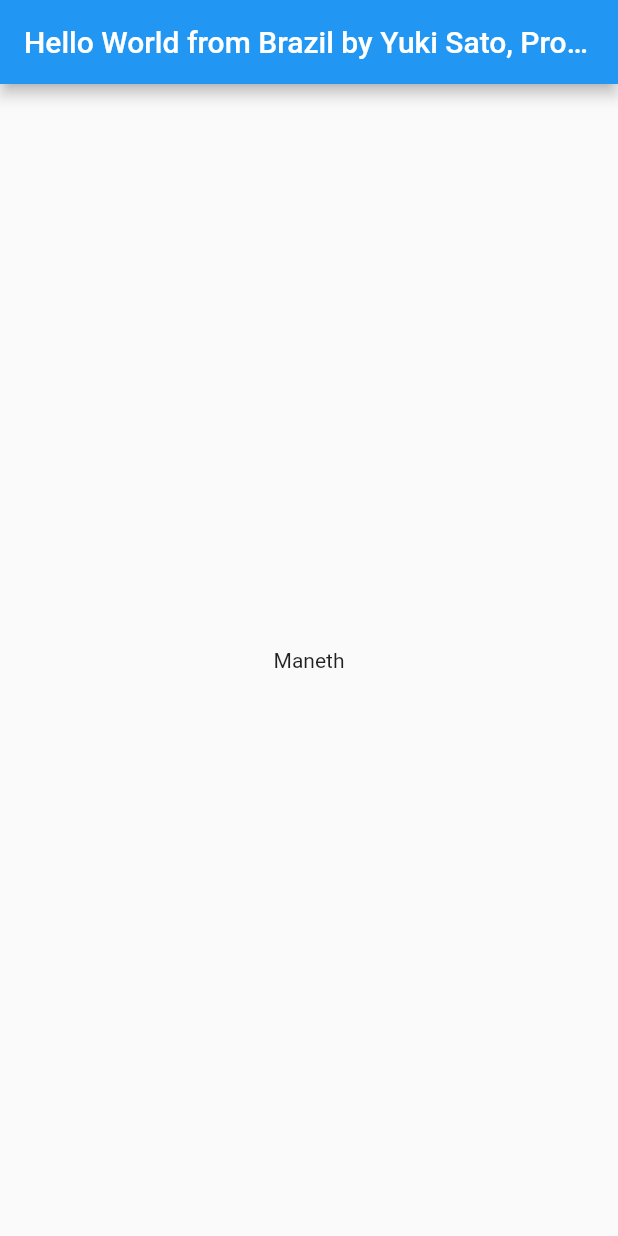
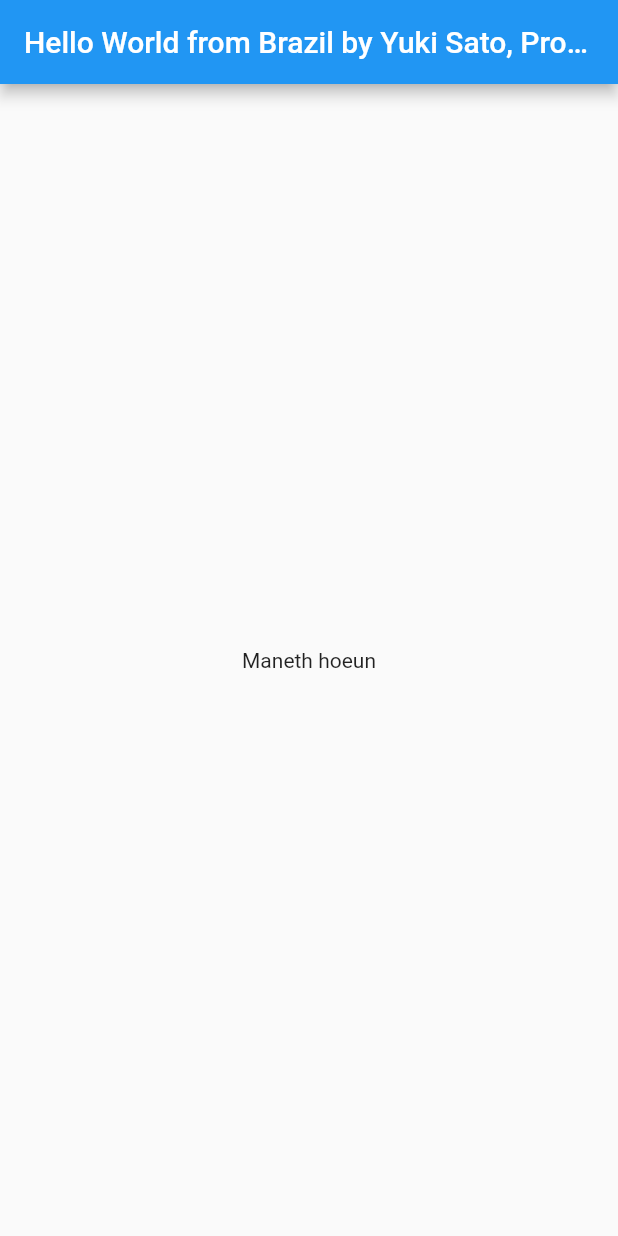
Before and after one commit to Neath-011el/fluttertest0.1, a Flutter app: the screen it shows after launch, on a phone screen of 412 x 824 dp. Run offline on Flutter 3.47's test engine with Material 2 defaults, Android fonts, the phone set to English and light mode, and no system bars.

Commit message:
I added my sure name

```diff
--- a/lib/main.dart
+++ b/lib/main.dart
@@ -7,7 +7,7 @@ void main() {
         appBar: AppBar(
           title: Text('Hello World from Brazil by Yuki Sato, Prospere Kim, Yiyi, thida'),
         ),
-        body: Center(child: Text('Maneth'))
+        body: Center(child: Text('Maneth hoeun'))
       ),
     ),
   );
```
